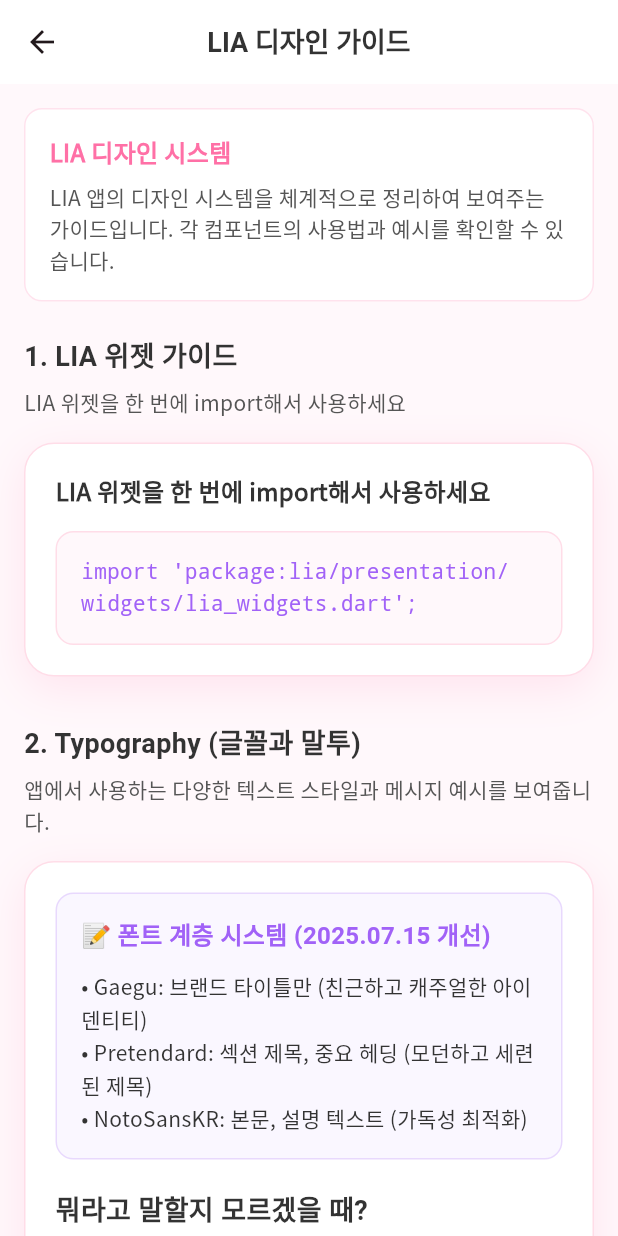
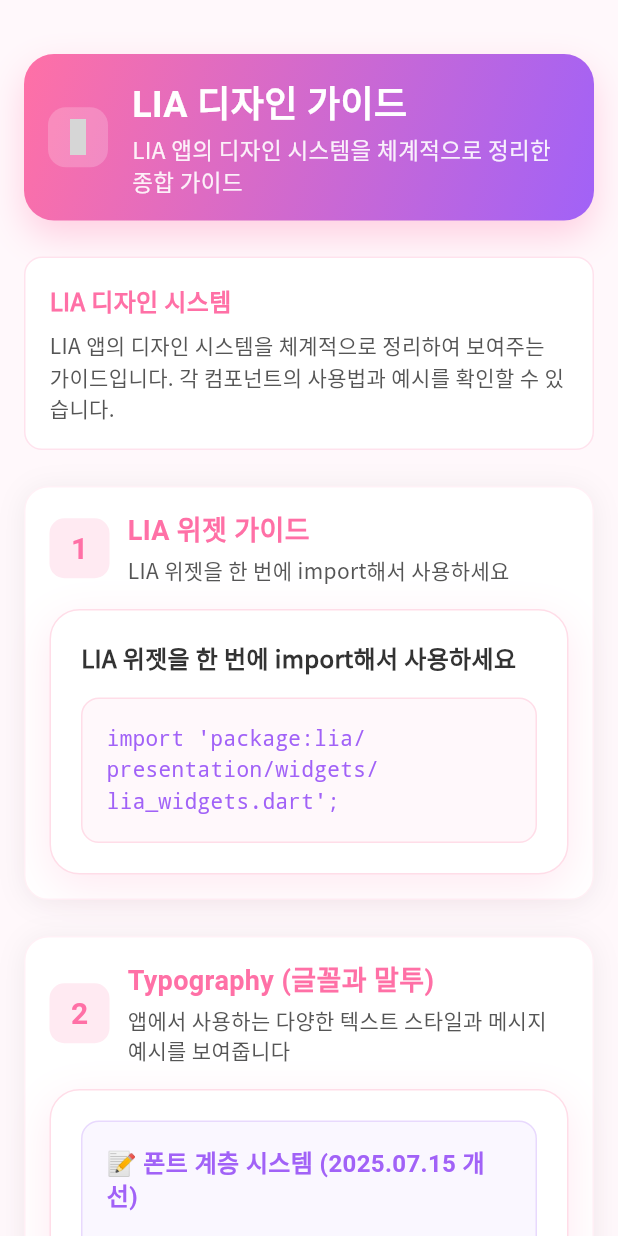
Before and after one commit to Do-Boo/LIA, a Flutter app: the DesignGuideScreen screen opened by its route, on a phone screen of 412 x 824 dp. Run offline on Flutter 3.47's test engine with Material 3 defaults, Android fonts, the light colour scheme and no system bars; our stand-ins replace hugeicons; Roboto replaces fonts that are missing (Pretendard); grey boxes are pictures that could not be loaded.

Commit message:
feat(ui): 차트 데모 및 디자인 가이드 화면 개선
- 차트 데모 화면의 UI를 개선하여 사용자 경험 향상
- 대시보드 헤더 추가 및 레이아웃 구조 변경으로 가독성 증대
- 디자인 가이드 화면의 섹션을 카드 형식으로 통일하여 일관성 강화
- 각 섹션에 대한 설명 및 사용법 안내 추가로 정보 제공 개선

```diff
--- a/lib/presentation/screens/design_guide_screen.dart
+++ b/lib/presentation/screens/design_guide_screen.dart
@@ -1,6 +1,7 @@
 // File: lib/presentation/screens/design_guide_screen.dart
 
 import 'package:flutter/material.dart';
+import 'package:hugeicons/hugeicons.dart';
 
 import '../widgets/lia_widgets.dart';
 import '../widgets/specific/forms/custom_date_picker.dart';
@@ -35,85 +36,119 @@ class _DesignGuideScreenState extends State<DesignGuideScreen> {
   @override
   Widget build(BuildContext context) => Scaffold(
     backgroundColor: AppColors.background,
-    appBar: AppBar(
-      title: Text(
-        'LIA 디자인 가이드',
-        style: AppTextStyles.headlineSmall.copyWith(
-          color: AppColors.textPrimary,
-          fontWeight: FontWeight.bold,
-        ),
-      ),
-      backgroundColor: AppColors.surface,
-      elevation: 0,
-      centerTitle: true,
-    ),
-    body: SingleChildScrollView(
-      padding: const EdgeInsets.all(16),
+    body: SafeArea(
+      child: SingleChildScrollView(
+        padding: EdgeInsets.symmetric(
+          horizontal: MediaQuery.of(context).size.width > 600 ? 32.0 : 16.0,
+          vertical: 12,
+        ),
+        child: ConstrainedBox(
+          constraints: const BoxConstraints(maxWidth: 800),
           child: Column(
-        crossAxisAlignment: CrossAxisAlignment.start,
-        children: [
+            crossAxisAlignment: CrossAxisAlignment.stretch,
+            children: [
+              AppSpacing.gapV24,
+
+              // 대시보드 헤더
+              const DashboardHeader(
+                title: 'LIA 디자인 가이드',
+                subtitle: 'LIA 앱의 디자인 시스템을 체계적으로 정리한 종합 가이드',
+                icon: HugeIcons.strokeRoundedPaintBoard,
+              ),
+
+              AppSpacing.gapV24,
               // 설명 텍스트
               _buildIntroSection(),
 
-          const SizedBox(height: 24),
+              AppSpacing.gapV24,
 
               // 1. LIA 위젯 가이드
-          _buildSectionTitle('1. LIA 위젯 가이드'),
-          _buildSectionDescription('LIA 위젯을 한 번에 import해서 사용하세요'),
-          _buildLiaWidgetGuide(),
-
-          const SizedBox(height: 32),
+              SectionCard(
+                number: '1',
+                title: 'LIA 위젯 가이드',
+                description: 'LIA 위젯을 한 번에 import해서 사용하세요',
+                useNumberBadge: true,
+                child: _buildLiaWidgetGuide(),
+              ),
+
+              AppSpacing.gapV24,
 
               // 2. Typography
-          _buildSectionTitle('2. Typography (글꼴과 말투)'),
-          _buildSectionDescription('앱에서 사용하는 다양한 텍스트 스타일과 메시지 예시를 보여줍니다.'),
-          const TypographyCard(),
-
-          const SizedBox(height: 32),
+              const SectionCard(
+                number: '2',
+                title: 'Typography (글꼴과 말투)',
+                description: '앱에서 사용하는 다양한 텍스트 스타일과 메시지 예시를 보여줍니다',
+                useNumberBadge: true,
+                child: TypographyCard(),
+              ),
+
+              AppSpacing.gapV24,
 
               // 3. Color Palette
-          _buildSectionTitle('3. Color Palette (테마 색상)'),
-          _buildSectionDescription('앱에서 사용하는 주요 색상들과 그라데이션을 시각적으로 표시합니다.'),
-          const ColorPaletteCard(),
-
-          const SizedBox(height: 32),
+              const SectionCard(
+                number: '3',
+                title: 'Color Palette (테마 색상)',
+                description: '앱에서 사용하는 주요 색상들과 그라데이션을 시각적으로 표시합니다',
+                useNumberBadge: true,
+                child: ColorPaletteCard(),
+              ),
+
+              AppSpacing.gapV24,
 
               // 4. Generating Progress
-          _buildSectionTitle('4. Generating Progress (AI 생성 진행)'),
-          _buildSectionDescription('AI 메시지 생성 중 로딩 상태를 보여줍니다.'),
-          _buildGeneratingProgressDemo(),
-
-          const SizedBox(height: 32),
+              SectionCard(
+                number: '4',
+                title: 'Generating Progress (AI 생성 진행)',
+                description: 'AI 메시지 생성 중 로딩 상태를 보여줍니다',
+                useNumberBadge: true,
+                child: _buildGeneratingProgressDemo(),
+              ),
+
+              AppSpacing.gapV24,
 
               // 5. Header Navigation
-          _buildSectionTitle('5. Header Navigation (상단 네비게이션)'),
-          _buildSectionDescription('앱의 상단 네비게이션과 새로운 상황 카테고리들을 시연합니다.'),
-          const HeaderNavigationCard(),
-
-          const SizedBox(height: 32),
+              const SectionCard(
+                number: '5',
+                title: 'Header Navigation (상단 네비게이션)',
+                description: '앱의 상단 네비게이션과 새로운 상황 카테고리들을 시연합니다',
+                useNumberBadge: true,
+                child: HeaderNavigationCard(),
+              ),
+
+              AppSpacing.gapV24,
 
               // 6. Main Header
-          _buildSectionTitle('6. Main Header (메인 헤더)'),
-          _buildSectionDescription('서현이의 개성이 담긴 메인 페이지 헤더예요!'),
-          const NewMainHeaderCard(),
-
-          const SizedBox(height: 32),
+              const SectionCard(
+                number: '6',
+                title: 'Main Header (메인 헤더)',
+                description: '서현이의 개성이 담긴 메인 페이지 헤더예요!',
+                useNumberBadge: true,
+                child: NewMainHeaderCard(),
+              ),
+
+              AppSpacing.gapV24,
 
               // 7. Bottom Navigation
-          _buildSectionTitle('7. Bottom Navigation (하단 네비게이션)'),
-          _buildSectionDescription(
-            'LIA 앱에서 사용하는 하단 네비게이션 바의 디자인과 상호작용을 보여줍니다.',
-          ),
-          const BottomNavigationCard(),
-
-          const SizedBox(height: 32),
+              const SectionCard(
+                number: '7',
+                title: 'Bottom Navigation (하단 네비게이션)',
+                description: 'LIA 앱에서 사용하는 하단 네비게이션 바의 디자인과 상호작용을 보여줍니다',
+                useNumberBadge: true,
+                child: BottomNavigationCard(),
+              ),
+
+              AppSpacing.gapV24,
 
               // 8. Tab Bar
-          _buildSectionTitle('8. Tab Bar (탭 네비게이션)'),
-          _buildSectionDescription('18세 서현 페르소나에 맞는 탭 네비게이션 시스템을 시연합니다.'),
-          const TabBarCard(),
-
-          const SizedBox(height: 32),
+              const SectionCard(
+                number: '8',
+                title: 'Tab Bar (탭 네비게이션)',
+                description: '18세 서현 페르소나에 맞는 탭 네비게이션 시스템을 시연합니다',
+                useNumberBadge: true,
+                child: TabBarCard(),
+              ),
+
+              AppSpacing.gapV24,
 
           // 9. Data Visualization
           _buildSectionTitle('9. Data Visualization (차트)'),
@@ -204,8 +239,10 @@ class _DesignGuideScreenState extends State<DesignGuideScreen> {
                 // 마무리 메시지
                 _buildCompletionMessage(),
 
-          const SizedBox(height: 24),
-        ],
+                AppSpacing.gapV24,
+              ],
+            ),
+          ),
         ),
       ),
     );
```
Also changed, not shown: lib/presentation/screens/chart_demo_screen.dart (+167 -238 lines), 1 other file. Lines whose indentation alone changed are shown as unchanged.
